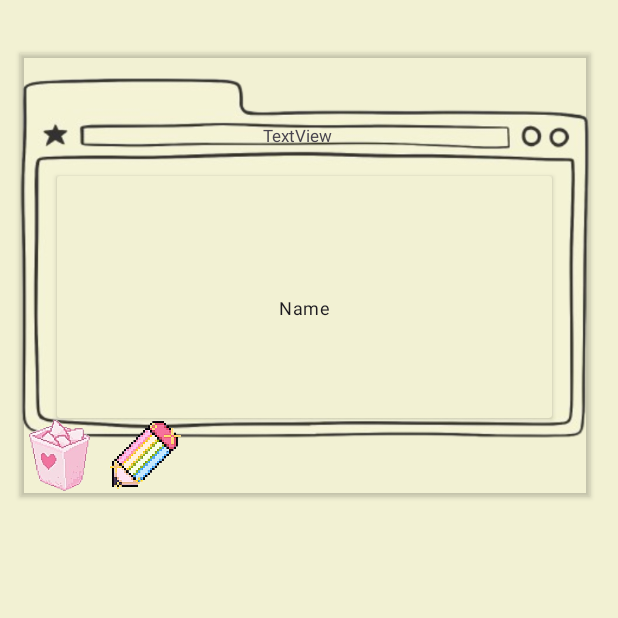
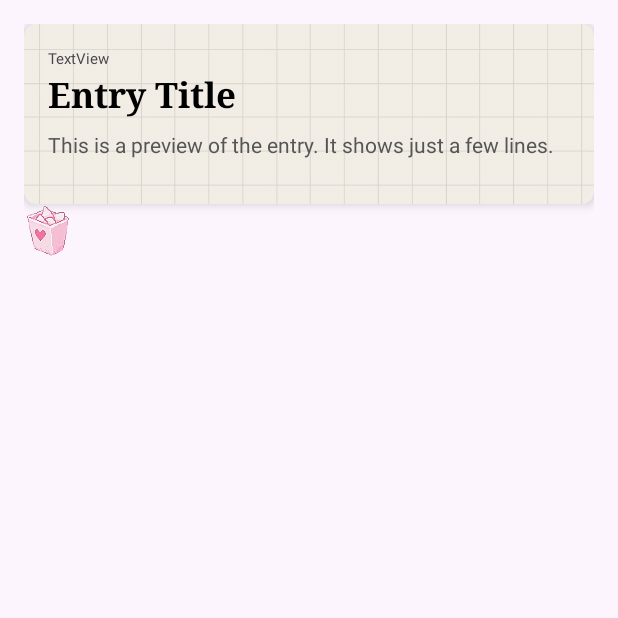
Before and after one commit to PorpleRuby/journal, an Android app: the entriesDisplay screen opened directly, with no data from a screen before it, on a phone screen of 412 x 824 dp, the top half of it. Run offline under Robolectric (Android 15) with nearby library versions, the phone set to English and light mode, and no system bars.

Commit message:
changes in design and added title for entry, need to work on clicking entry and new page of that specific entry popping up, other additional features

```diff
--- a/app/src/main/AndroidManifest.xml
+++ b/app/src/main/AndroidManifest.xml
@@ -15,6 +15,9 @@
         android:supportsRtl="true"
         android:theme="@style/Theme.Journal"
         tools:targetApi="31">
+        <activity
+            android:name=".dialog_edit_entry"
+            android:exported="false" />
         <activity
             android:name=".entriesDisplay"
             android:exported="true" />
--- a/app/src/main/res/drawable/baseline_arrow_back_ios_24.xml
+++ b/app/src/main/res/drawable/baseline_arrow_back_ios_24.xml
@@ -1,4 +1,4 @@
-<vector xmlns:android="http://schemas.android.com/apk/res/android" android:autoMirrored="true" android:height="24dp" android:tint="#9ECCD4" android:viewportHeight="24" android:viewportWidth="24" android:width="24dp">
+<vector xmlns:android="http://schemas.android.com/apk/res/android" android:autoMirrored="true" android:height="24dp" android:tint="#DCA6A6" android:viewportHeight="24" android:viewportWidth="24" android:width="24dp">
 
     <path android:fillColor="@android:color/white" android:pathData="M11.67,3.87L9.9,2.1 0,12l9.9,9.9 1.77,-1.77L3.54,12z"/>
 
--- a/app/src/main/res/layout/activity_entries_display.xml
+++ b/app/src/main/res/layout/activity_entries_display.xml
@@ -1,103 +1,110 @@
 <?xml version="1.0" encoding="utf-8"?>
-<androidx.constraintlayout.widget.ConstraintLayout xmlns:android="http://schemas.android.com/apk/res/android"
+<androidx.constraintlayout.widget.ConstraintLayout
+    xmlns:android="http://schemas.android.com/apk/res/android"
     xmlns:app="http://schemas.android.com/apk/res-auto"
     xmlns:tools="http://schemas.android.com/tools"
     android:id="@+id/main"
     android:layout_width="match_parent"
     android:layout_height="match_parent"
     android:background="#FCF5FD"
-    android:backgroundTint="#F2F1D3"
     tools:context=".entriesDisplay">
 
-    <androidx.cardview.widget.CardView
-        android:layout_width="380dp"
-        android:layout_height="295dp"
-        android:layout_marginStart="16dp"
-        android:layout_marginTop="35dp"
-        android:layout_marginEnd="22dp"
-        app:cardBackgroundColor="#00FFFFFF"
+    <!-- ScrollView for all entries -->
+    <ScrollView
+        android:layout_width="match_parent"
+        android:layout_height="match_parent"
+        app:layout_constraintBottom_toBottomOf="parent"
         app:layout_constraintEnd_toEndOf="parent"
+        app:layout_constraintHorizontal_bias="0.0"
         app:layout_constraintStart_toStartOf="parent"
-        app:layout_constraintTop_toTopOf="parent">
-
-        <ImageView
-            android:id="@+id/imageView6"
-            android:layout_width="match_parent"
-            android:layout_height="291dp"
-            android:scaleType="centerCrop"
-            app:srcCompat="@drawable/folder" />
+        app:layout_constraintTop_toTopOf="parent"
+        app:layout_constraintVertical_bias="0.0">
 
         <LinearLayout
             android:layout_width="match_parent"
-            android:layout_height="match_parent"
-            android:orientation="vertical">
+            android:layout_height="180dp"
+            android:orientation="vertical"
+            android:padding="16dp">
 
-            <LinearLayout
-                android:layout_width="365dp"
-                android:layout_height="80dp"
-                android:orientation="horizontal">
-
-                <Space
-                    android:layout_width="102dp"
-                    android:layout_height="10dp"
-                    android:layout_weight="1" />
-
-                <TextView
-                    android:id="@+id/date_display"
-                    android:layout_width="148dp"
-                    android:layout_height="19dp"
-                    android:layout_marginLeft="5dp"
-                    android:layout_marginTop="47dp"
-                    android:layout_weight="1"
-                    android:text="TextView"
-                    android:textSize="11sp" />
-            </LinearLayout>
+            <!-- Example of a single entry -->
 
             <androidx.cardview.widget.CardView
-                android:layout_width="330dp"
-                android:layout_height="161dp"
-                android:layout_gravity="center"
-                android:layout_marginTop="2dp"
-                app:cardBackgroundColor="#F2F1D3">
+                android:layout_width="wrap_content"
+                android:layout_height="120dp"
+                app:cardBackgroundColor="#EDECE5"
+                app:cardCornerRadius="8dp"
+                app:cardElevation="4dp">
 
-                <EditText
-                    android:id="@+id/display_entry"
-                    style="@style/Widget.Material3.AutoCompleteTextView.FilledBox"
+                <ImageView
+                    android:id="@+id/imageView5"
+                    android:layout_width="wrap_content"
+                    android:layout_height="wrap_content"
+                    android:alpha="0.4"
+                    android:scaleType="centerCrop"
+                    app:srcCompat="@drawable/grid" />
+
+                <LinearLayout
                     android:layout_width="match_parent"
-                    android:layout_height="match_parent"
-                    android:ems="10"
-                    android:gravity="center_horizontal|center_vertical"
-                    android:inputType="text"
-                    android:text="Name"
-                    android:textSize="12sp" />
+                    android:layout_height="120dp"
+                    android:orientation="vertical"
+                    android:padding="16dp">
+
+                    <!-- Title -->
+                    <TextView
+                        android:id="@+id/date_display"
+                        android:layout_width="149dp"
+                        android:layout_height="wrap_content"
+                        android:layout_gravity="top"
+                        android:layout_weight="1"
+                        android:foregroundGravity="top"
+                        android:gravity="top"
+                        android:text="TextView"
+                        android:textSize="10sp" />
+
+                    <LinearLayout
+                        android:layout_width="match_parent"
+                        android:layout_height="wrap_content"
+                        android:orientation="horizontal">
+
+                        <TextView
+                            android:id="@+id/entry_title"
+                            android:layout_width="wrap_content"
+                            android:layout_height="wrap_content"
+                            android:layout_marginBottom="8dp"
+                            android:fontFamily="serif"
+                            android:text="Entry Title"
+                            android:textColor="#000000"
+                            android:textSize="23sp"
+                            android:textStyle="bold" />
+
+                        <Space
+                            android:layout_width="150dp"
+                            android:layout_height="wrap_content"
+                            android:layout_weight="1" />
+
+                    </LinearLayout>
+
+                    <TextView
+                        android:id="@+id/display_entry"
+                        android:layout_width="wrap_content"
+                        android:layout_height="33dp"
+                        android:ellipsize="end"
+                        android:maxLines="2"
+                        android:text="This is a preview of the entry. It shows just a few lines."
+                        android:textColor="#555555"
+                        android:textSize="14sp" />
+
+                    <!-- Preview of the first few words -->
+                </LinearLayout>
             </androidx.cardview.widget.CardView>
 
-            <LinearLayout
-                android:layout_width="match_parent"
-                android:layout_height="50dp"
-                android:layout_gravity="center"
-                android:orientation="horizontal">
+            <ImageView
+                android:id="@+id/delete_icon"
+                android:layout_width="35dp"
+                android:layout_height="36dp"
+                android:layout_marginBottom="0dp"
+                app:srcCompat="@drawable/trash" />
 
-                <ImageView
-                    android:id="@+id/delete_icon"
-                    android:layout_width="13dp"
-                    android:layout_height="wrap_content"
-                    android:layout_weight="1"
-                    app:srcCompat="@drawable/trash" />
-
-                <ImageView
-                    android:id="@+id/edit_icon"
-                    android:layout_width="9dp"
-                    android:layout_height="wrap_content"
-                    android:layout_weight="1"
-                    app:srcCompat="@drawable/pencil" />
-
-                <Space
-                    android:layout_width="224dp"
-                    android:layout_height="16dp"
-                    android:layout_weight="1" />
-            </LinearLayout>
         </LinearLayout>
-
-    </androidx.cardview.widget.CardView>
+    </ScrollView>
 </androidx.constraintlayout.widget.ConstraintLayout>
```
Also changed, not shown: app/src/main/java/com/example/journal/dialog_edit_entry.kt (added, +20 -0 lines), app/src/main/java/com/example/journal/display_scroll.kt (+19 -35 lines), app/src/main/java/com/example/journal/entry_form.kt (+34 -2 lines), app/src/main/res/layout/activity_display_scroll.xml (+30 -47 lines), app/src/main/res/layout/activity_entry_form.xml (+35 -10 lines), app/src/main/res/layout/dialog_edit_entry.xml (added, +33 -0 lines), app/src/main/res/drawable/cutelogo.jpg (added), app/src/main/res/drawable/grid.jpg (added).
